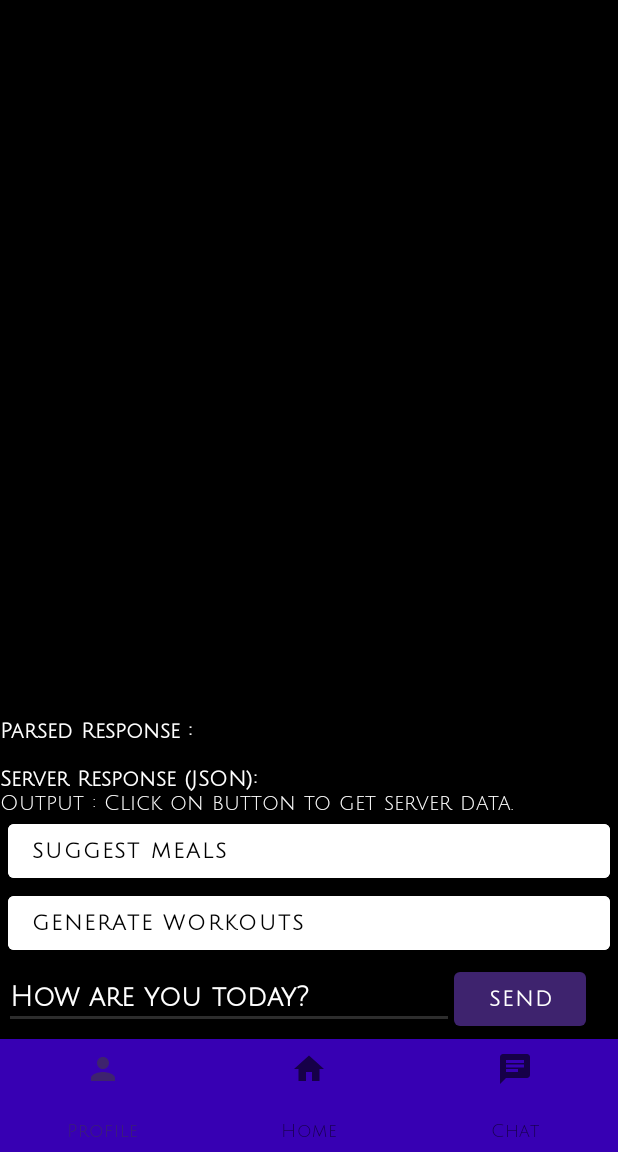
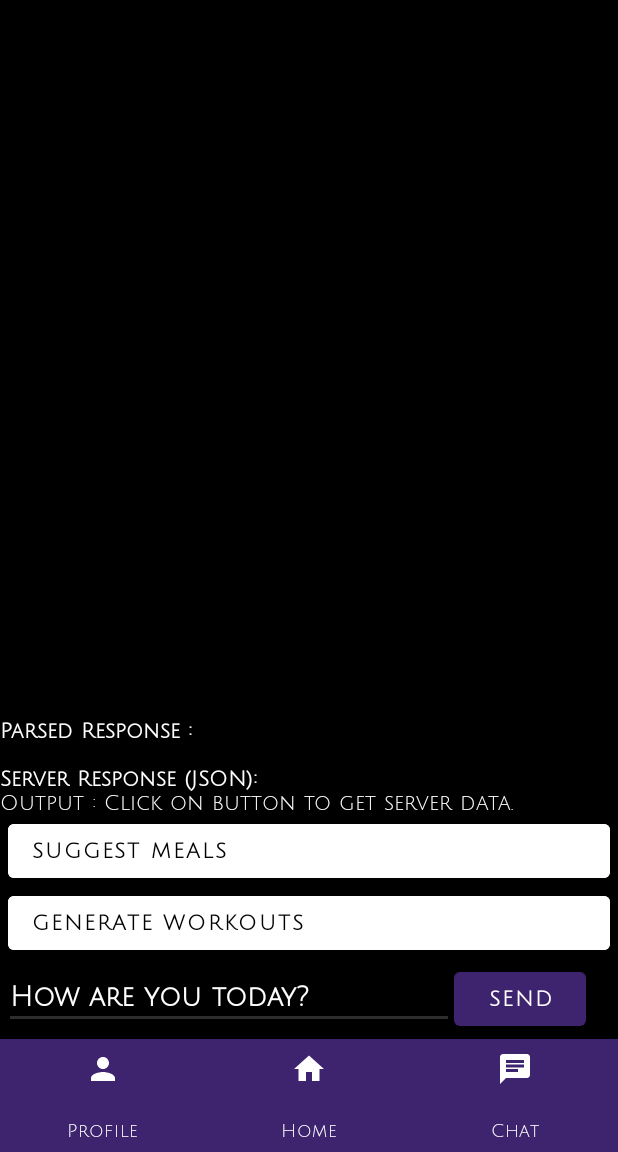
Before and after one commit to CharlesC234/MobileDeviceAppsProject, an Android app: the ChatScreen screen opened directly, with no data from a screen before it, on a phone screen of 412 x 824 dp, the part 84-1236 px from its top. Run offline under Robolectric (Android 15) with nearby library versions, the phone set to English and light mode, and no system bars.

Commit message:
Fixed navigation

```diff
--- a/TeamProject/app/src/main/res/layout/activity_chat_screen.xml
+++ b/TeamProject/app/src/main/res/layout/activity_chat_screen.xml
@@ -81,11 +81,13 @@
     <com.google.android.material.bottomnavigation.BottomNavigationView
         android:id="@+id/bottomNavigationView"
         android:layout_width="match_parent"
-        android:background="@color/design_default_color_primary_dark"
+        android:background="@color/dark_purple"
         android:layout_height="75dp"
         app:layout_constraintBottom_toBottomOf="parent"
         app:layout_constraintEnd_toEndOf="parent"
         app:layout_constraintHorizontal_bias="0.5"
         app:layout_constraintStart_toStartOf="parent"
-        app:menu="@menu/bottom_nav_menu"/>
+        app:menu="@menu/bottom_nav_menu"
+        app:itemIconTint="@color/white"
+        app:itemTextColor="@color/white"/>
 </LinearLayout>
--- a/TeamProject/app/src/main/res/layout/activity_main_screen.xml
+++ b/TeamProject/app/src/main/res/layout/activity_main_screen.xml
@@ -344,12 +344,14 @@
         <com.google.android.material.bottomnavigation.BottomNavigationView
             android:id="@+id/bottomNavigationView"
             android:layout_width="match_parent"
-            android:background="@color/design_default_color_primary_dark"
+            android:background="@color/dark_purple"
             android:layout_height="75dp"
             app:layout_constraintBottom_toBottomOf="parent"
             app:layout_constraintEnd_toEndOf="parent"
             app:layout_constraintHorizontal_bias="0.5"
             app:layout_constraintStart_toStartOf="parent"
-            app:menu="@menu/bottom_nav_menu" />
+            app:menu="@menu/bottom_nav_menu"
+            app:itemIconTint="@color/white"
+            app:itemTextColor="@color/white"/>
     </LinearLayout>
 </androidx.constraintlayout.widget.ConstraintLayout>
--- a/TeamProject/app/src/main/res/layout/activity_profile_screen.xml
+++ b/TeamProject/app/src/main/res/layout/activity_profile_screen.xml
@@ -287,11 +287,13 @@
     <com.google.android.material.bottomnavigation.BottomNavigationView
         android:id="@+id/bottomNavigationView"
         android:layout_width="match_parent"
-        android:background="@color/design_default_color_primary_dark"
+        android:background="@color/dark_purple"
         android:layout_height="75dp"
         app:layout_constraintBottom_toBottomOf="parent"
         app:layout_constraintEnd_toEndOf="parent"
         app:layout_constraintHorizontal_bias="0.5"
         app:layout_constraintStart_toStartOf="parent"
-        app:menu="@menu/bottom_nav_menu"/>
+        app:menu="@menu/bottom_nav_menu"
+        app:itemIconTint="@color/white"
+        app:itemTextColor="@color/white"/>
 </androidx.constraintlayout.widget.ConstraintLayout>
--- a/TeamProject/app/src/main/res/layout/activity_saved_workouts.xml
+++ b/TeamProject/app/src/main/res/layout/activity_saved_workouts.xml
@@ -21,12 +21,14 @@
     <com.google.android.material.bottomnavigation.BottomNavigationView
         android:id="@+id/bottomNavigationView"
         android:layout_width="match_parent"
-        android:background="@color/design_default_color_primary_dark"
+        android:background="@color/dark_purple"
         android:layout_height="75dp"
         app:layout_constraintBottom_toBottomOf="parent"
         app:layout_constraintEnd_toEndOf="parent"
         app:layout_constraintHorizontal_bias="0.5"
         app:layout_constraintStart_toStartOf="parent"
-        app:menu="@menu/bottom_nav_menu"/>
+        app:menu="@menu/bottom_nav_menu"
+        app:itemIconTint="@color/white"
+        app:itemTextColor="@color/white"/>
 
 </LinearLayout>
```
Also changed, not shown: 15 other files.
